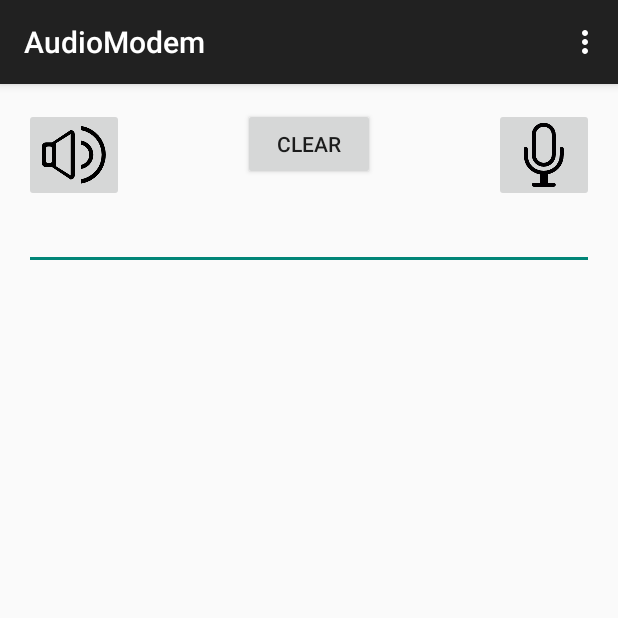
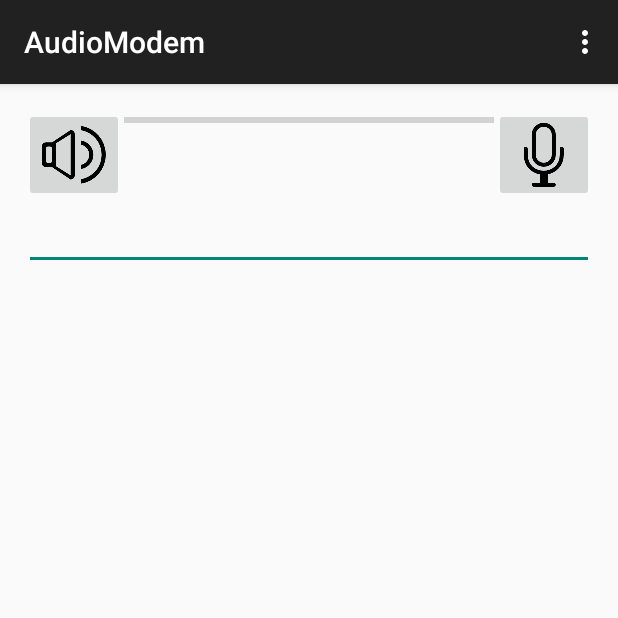
Before and after one commit to romanz/audiomodem-android, an Android app: the screen it shows after launch (MainActivity), after a tap on an icon or button, on a phone screen of 412 x 824 dp, the top half of it. Run offline under Robolectric (Android 15) with nearby library versions, the phone set to English and light mode, and no system bars; 2 statements that could not run were skipped.

Commit message:
Receiver: add progress bar for audio level metering

```diff
--- a/app/src/main/java/com/android/audiomodem/MainActivity.java
+++ b/app/src/main/java/com/android/audiomodem/MainActivity.java
@@ -15,6 +15,7 @@ import android.view.View;
 import android.widget.Button;
 import android.widget.EditText;
 import android.widget.ImageButton;
+import android.widget.ProgressBar;
 
 
 public class MainActivity extends ActionBarActivity {
@@ -25,6 +26,7 @@ public class MainActivity extends ActionBarActivity {
 
     private Thread tx = null;
     private Receiver rx = null;
+    private ProgressBar pBar;
 
     @Override
     protected void onCreate(Bundle savedInstanceState) {
@@ -33,6 +35,7 @@ public class MainActivity extends ActionBarActivity {
 
         editText = (EditText) findViewById(R.id.editText);
         recvBtn = (ImageButton) findViewById(R.id.recvBtn);
+        pBar = (ProgressBar) findViewById(R.id.pBar);
 
         // Get intent, action and MIME type
         Intent intent = getIntent();
@@ -51,6 +54,12 @@ public class MainActivity extends ActionBarActivity {
             protected void onPostExecute(String result) {
                 editText.setText(result);
                 recvBtn.setEnabled(true);
+            }
+
+            @Override
+            protected void onProgressUpdate(Double... values) {
+                double p = values[0];
+                pBar.setProgress((int)(p * pBar.getMax()));
             }
         };
         recvBtn.setEnabled(false);
--- a/app/src/main/java/com/android/audiomodem/Receiver.java
+++ b/app/src/main/java/com/android/audiomodem/Receiver.java
@@ -9,27 +9,19 @@ import android.util.Log;
 
 import java.io.BufferedOutputStream;
 import java.io.ByteArrayOutputStream;
-import java.io.DataInputStream;
 import java.io.DataOutputStream;
 import java.io.FileNotFoundException;
 import java.io.FileOutputStream;
 import java.io.IOException;
-import java.io.InputStream;
 import java.io.UnsupportedEncodingException;
-import java.nio.ByteBuffer;
-import java.nio.ByteOrder;
 import java.util.ArrayList;
-import java.util.Arrays;
-import java.util.concurrent.ArrayBlockingQueue;
 
-import jmodem.BufferedStream;
 import jmodem.Config;
-import jmodem.InputSampleStream;
 
 /**
  * Created by roman on 2/10/15.
  */
-public class Receiver extends AsyncTask<Void, Void, String> {
+public class Receiver extends AsyncTask<Void, Double, String> {
 
     final static int sampleRate = Config.sampleRate;
 
@@ -39,13 +31,14 @@ public class Receiver extends AsyncTask<Void, Void, String> {
 
     private ArrayList<short[]> buffers = new ArrayList<>();
     private final boolean debug = false;
+    private double peak = 0;
 
     class InputStreamWrapper implements jmodem.InputSampleStream {
 
         AudioRecord input;
         short[] buf;
-        int offset;
-        int size;
+        int offset;  // next short to be read from buf
+        int size;  // number of shorts in buf
 
         public InputStreamWrapper(AudioRecord src, int bufSize) {
             input = src;
@@ -57,6 +50,7 @@ public class Receiver extends AsyncTask<Void, Void, String> {
             while (offset >= size) {
                 offset = 0;
                 size = input.read(buf, 0, buf.length);
+                updatePeak(buf, size);
                 if (debug) {
                     buffers.add(buf.clone());
                 }
@@ -65,6 +59,17 @@ public class Receiver extends AsyncTask<Void, Void, String> {
             offset++;
             return sample;
         }
+    }
+
+    private void updatePeak(short[] buf, int size) {
+        if (size <= 0) {
+            return;
+        }
+        int result = buf[0];
+        for (int i = 1; i < size; i++) {
+            result = Math.max(result, Math.abs(buf[i]));
+        }
+        publishProgress( result / Config.scalingFactor );
     }
 
     @Override
--- a/app/src/main/res/layout/activity_main.xml
+++ b/app/src/main/res/layout/activity_main.xml
@@ -4,15 +4,6 @@
     android:paddingRight="@dimen/activity_horizontal_margin"
     android:paddingTop="@dimen/activity_vertical_margin"
     android:paddingBottom="@dimen/activity_vertical_margin" tools:context=".MainActivity">
-
-    <Button
-        android:layout_width="wrap_content"
-        android:layout_height="wrap_content"
-        android:text="Clear"
-        android:id="@+id/buttonClear"
-        android:onClick="onClear"
-        android:layout_alignParentTop="true"
-        android:layout_centerHorizontal="true" />
 
     <EditText
         android:layout_width="wrap_content"
@@ -46,4 +37,15 @@
         android:layout_alignParentEnd="true"
         android:onClick="onReceive" />
 
+    <ProgressBar
+        style="?android:attr/progressBarStyleHorizontal"
+        android:layout_width="wrap_content"
+        android:layout_height="wrap_content"
+        android:id="@+id/pBar"
+        android:layout_alignTop="@+id/sendBtn"
+        android:layout_toRightOf="@+id/sendBtn"
+        android:layout_toLeftOf="@+id/recvBtn"
+        android:layout_toStartOf="@+id/recvBtn"
+        android:indeterminate="false" />
+
 </RelativeLayout>
```
